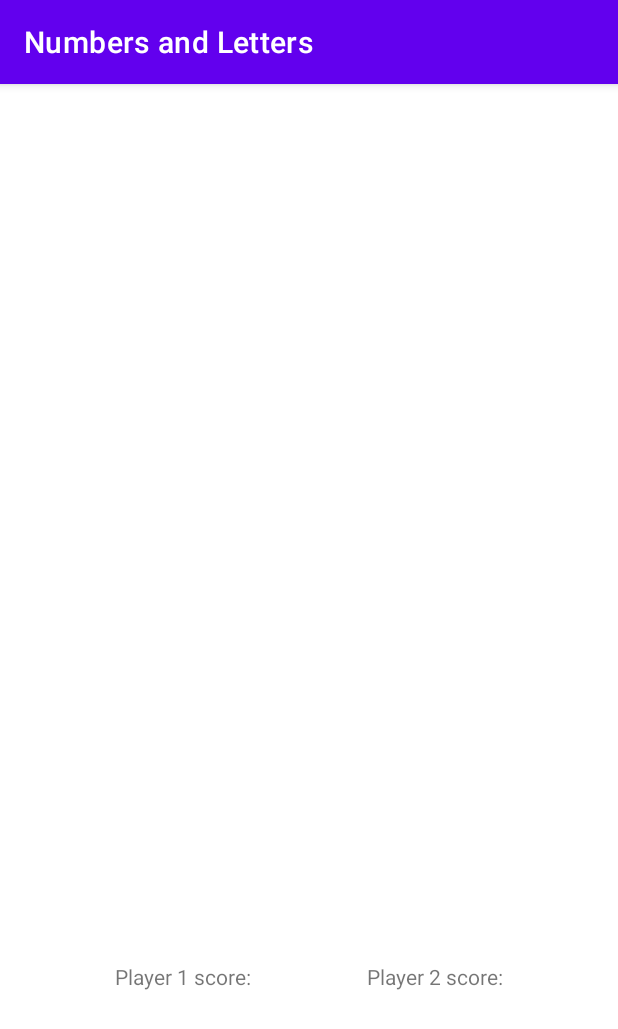
After one commit to Jadabyte/Numbers-and-Letters, an Android app: the fragment ScoresFragment shown on its own in the app's theme, on a phone screen of 412 x 824 dp. The commit adds this screen. Shown: the top 1029 px of the screen. Run offline under Robolectric (Android 15) with nearby library versions, the phone set to English and light mode, and no system bars.

Commit message:
Wrote logic for round switching + created extra fragments for cleaner code

```diff
--- a/app/src/main/java/com/example/numbersandletters/NumberViewModel.java
+++ b/app/src/main/java/com/example/numbersandletters/NumberViewModel.java
@@ -14,7 +14,7 @@ public class NumberViewModel extends ViewModel {
     private static final int SMALL_NUMBERS_CEIL = 9;
     private static final int SMALL_NUMBERS_FLOOR = 1;
     private static final int[] LARGE_NUMBERS_AVAIL = {10, 25, 50, 100};
-    private static final int MAX_NUMBERS = 6;
+    public static final int MAX_NUMBERS = 6;
 
     private static final int GOAL_NUMBER_FLOOR = 100;
     private static final int GOAL_NUMBER_CEIL = 1000;
--- /dev/null
+++ b/app/src/main/java/com/example/numbersandletters/ScoresFragment.java
@@ -0,0 +1,64 @@
+package com.example.numbersandletters;
+
+import android.os.Bundle;
+
+import androidx.fragment.app.Fragment;
+
+import android.view.LayoutInflater;
+import android.view.View;
+import android.view.ViewGroup;
+
+/**
+ * A simple {@link Fragment} subclass.
+ * Use the {@link ScoresFragment#newInstance} factory method to
+ * create an instance of this fragment.
+ */
+public class ScoresFragment extends Fragment {
+
+    // TODO: Rename parameter arguments, choose names that match
+    // the fragment initialization parameters, e.g. ARG_ITEM_NUMBER
+    private static final String ARG_PARAM1 = "param1";
+    private static final String ARG_PARAM2 = "param2";
+
+    // TODO: Rename and change types of parameters
+    private String mParam1;
+    private String mParam2;
+
+    public ScoresFragment() {
+        // Required empty public constructor
+    }
+
+    /**
+     * Use this factory method to create a new instance of
+     * this fragment using the provided parameters.
+     *
+     * @param param1 Parameter 1.
+     * @param param2 Parameter 2.
+     * @return A new instance of fragment ScoresFragment.
+     */
+    // TODO: Rename and change types and number of parameters
+    public static ScoresFragment newInstance(String param1, String param2) {
+        ScoresFragment fragment = new ScoresFragment();
+        Bundle args = new Bundle();
+        args.putString(ARG_PARAM1, param1);
+        args.putString(ARG_PARAM2, param2);
+        fragment.setArguments(args);
+        return fragment;
+    }
+
+    @Override
+    public void onCreate(Bundle savedInstanceState) {
+        super.onCreate(savedInstanceState);
+        if (getArguments() != null) {
+            mParam1 = getArguments().getString(ARG_PARAM1);
+            mParam2 = getArguments().getString(ARG_PARAM2);
+        }
+    }
+
+    @Override
+    public View onCreateView(LayoutInflater inflater, ViewGroup container,
+                             Bundle savedInstanceState) {
+        // Inflate the layout for this fragment
+        return inflater.inflate(R.layout.fragment_scores, container, false);
+    }
+}
--- /dev/null
+++ b/app/src/main/res/layout/fragment_scores.xml
@@ -0,0 +1,54 @@
+<?xml version="1.0" encoding="utf-8"?>
+<androidx.constraintlayout.widget.ConstraintLayout xmlns:android="http://schemas.android.com/apk/res/android"
+    xmlns:app="http://schemas.android.com/apk/res-auto"
+    xmlns:tools="http://schemas.android.com/tools"
+    android:layout_width="match_parent"
+    android:layout_height="match_parent"
+    tools:context=".ScoresFragment">
+
+    <TextView
+        android:id="@+id/textView"
+        android:layout_width="wrap_content"
+        android:layout_height="wrap_content"
+        android:layout_marginBottom="16dp"
+        android:text="Player 2 score:"
+        app:layout_constraintBottom_toTopOf="@+id/tv_score_2"
+        app:layout_constraintEnd_toEndOf="parent"
+        app:layout_constraintHorizontal_bias="0.5"
+        app:layout_constraintStart_toEndOf="@+id/textView2" />
+
+    <TextView
+        android:id="@+id/textView2"
+        android:layout_width="wrap_content"
+        android:layout_height="wrap_content"
+        android:layout_marginBottom="16dp"
+        android:text="Player 1 score:"
+        app:layout_constraintBottom_toTopOf="@+id/tv_score_1"
+        app:layout_constraintEnd_toStartOf="@+id/textView"
+        app:layout_constraintHorizontal_bias="0.5"
+        app:layout_constraintStart_toStartOf="parent" />
+
+    <TextView
+        android:id="@+id/tv_score_1"
+        android:layout_width="100sp"
+        android:layout_height="wrap_content"
+        android:layout_marginBottom="128dp"
+        android:text="Player 1 score: "
+        android:visibility="invisible"
+        app:layout_constraintBottom_toBottomOf="parent"
+        app:layout_constraintEnd_toStartOf="@+id/tv_score_2"
+        app:layout_constraintHorizontal_bias="0.5"
+        app:layout_constraintStart_toStartOf="parent" />
+
+    <TextView
+        android:id="@+id/tv_score_2"
+        android:layout_width="100sp"
+        android:layout_height="wrap_content"
+        android:layout_marginBottom="128dp"
+        android:text="Player 2 score: "
+        android:visibility="invisible"
+        app:layout_constraintBottom_toBottomOf="parent"
+        app:layout_constraintEnd_toEndOf="parent"
+        app:layout_constraintHorizontal_bias="0.5"
+        app:layout_constraintStart_toEndOf="@+id/tv_score_1" />
+</androidx.constraintlayout.widget.ConstraintLayout>
```
Also changed, not shown: app/src/main/java/com/example/numbersandletters/MainActivity.java (+15 -4 lines), app/src/main/java/com/example/numbersandletters/MetaViewModel.java (+13 -10 lines), app/src/main/java/com/example/numbersandletters/SolutionsFragment.java (added, +64 -0 lines), app/src/main/res/layout/activity_main.xml (+0 -50 lines), app/src/main/res/layout/fragment_solutions.xml (added, +35 -0 lines).
